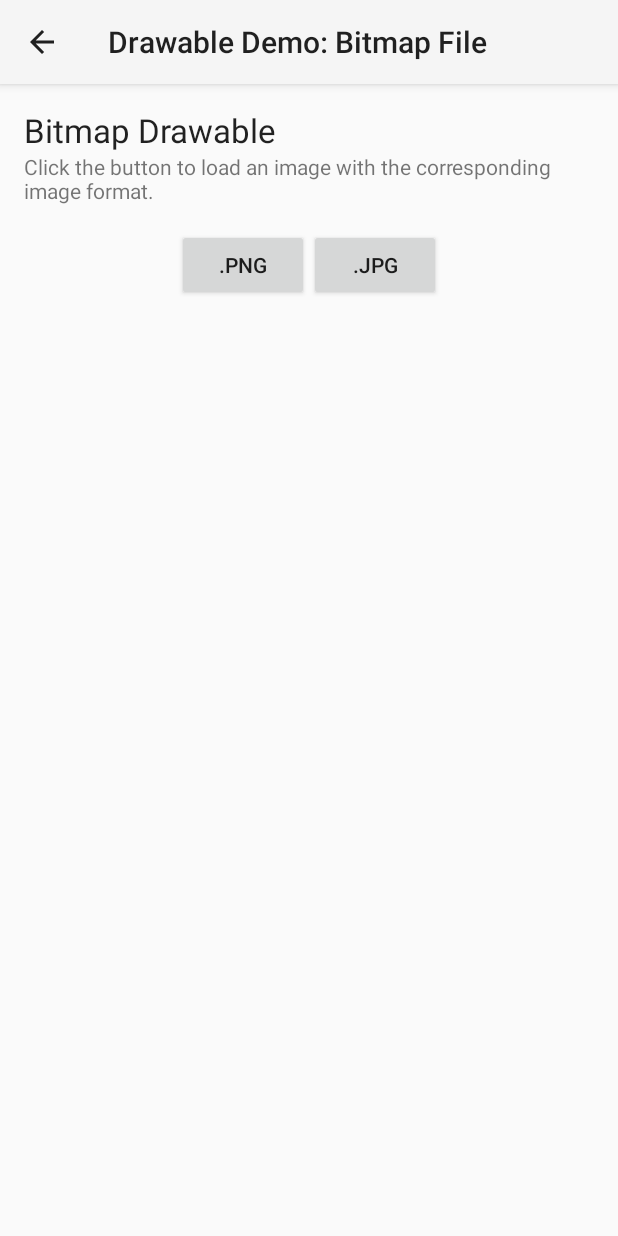
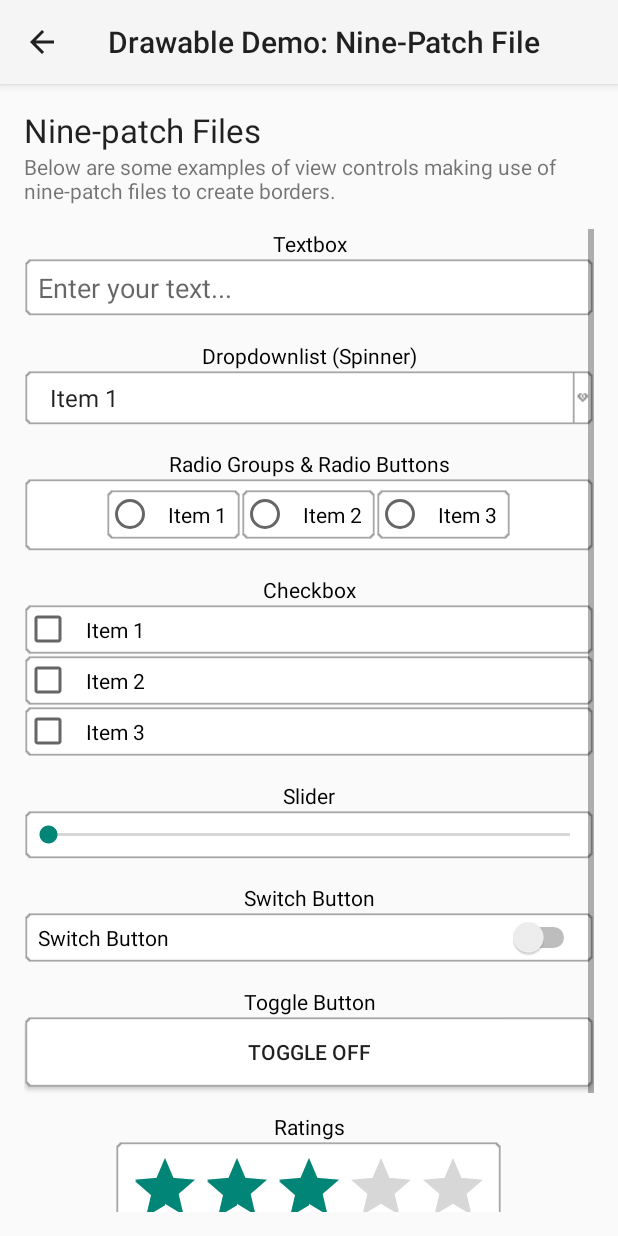
Before and after one commit to LVCDeveloper/DrawableObjects-Repository, an Android app: the NinepatchActivity screen opened directly, with no data from a screen before it, on a phone screen of 412 x 824 dp. Run offline under Robolectric (Android 15) with nearby library versions, the phone set to English and light mode, and no system bars.

Commit message:
Created Nine-patch Activity
The nine-patch activity demonstrate the use of nine-patch image file to
create customize borders or looks for the different type of input
controls.

```diff
--- a/DrawableObjects/app/src/main/java/com/luongvc/studying/drawableobjects/MainActivity.java
+++ b/DrawableObjects/app/src/main/java/com/luongvc/studying/drawableobjects/MainActivity.java
@@ -111,9 +111,20 @@ public class MainActivity
             @Override
             public void onClick( View v )
             {
-                Log.d( TAG , "Starting bitmap activity." );
-                Intent bitmapActivity = new Intent( getBaseContext() , BitmapActivity.class );
+                Log.i( TAG , "Starting bitmap activity." );
+                Intent bitmapActivity = new Intent( getBaseContext(), BitmapActivity.class );
                 startActivity( bitmapActivity );
+            }
+        } );
+
+        btnNinePatch.setOnClickListener( new View.OnClickListener()
+        {
+            @Override
+            public void onClick( View v )
+            {
+                Log.i( TAG , "Starting ninepatch activity." );
+                Intent ninepatchActivity = new Intent( getBaseContext() , NinepatchActivity.class );
+                startActivity( ninepatchActivity );
             }
         } );
 
@@ -122,7 +133,7 @@ public class MainActivity
             @Override
             public void onClick( View v )
             {
-                Log.d( TAG , "Starting shape activity." );
+                Log.i( TAG , "Starting shape activity." );
                 Intent shapeActivity = new Intent( getBaseContext() , ShapeActivity.class );
                 startActivity( shapeActivity );
             }
@@ -133,9 +144,8 @@ public class MainActivity
     //
     protected void crossoutText()
     {
-        Log.d( TAG , "crossoutText()" );
+        Log.d( TAG, "crossoutText()" );
 
-        btnNinePatch.setPaintFlags( btnNinePatch.getPaintFlags() | Paint.STRIKE_THRU_TEXT_FLAG );
         btnLayerList.setPaintFlags( btnLayerList.getPaintFlags() | Paint.STRIKE_THRU_TEXT_FLAG );
         btnStateList.setPaintFlags( btnStateList.getPaintFlags() | Paint.STRIKE_THRU_TEXT_FLAG );
         btnLevelList.setPaintFlags( btnLevelList.getPaintFlags() | Paint.STRIKE_THRU_TEXT_FLAG );
--- a/DrawableObjects/app/src/main/java/com/luongvc/studying/drawableobjects/BitmapActivity.java
+++ b/DrawableObjects/app/src/main/java/com/luongvc/studying/drawableobjects/NinepatchActivity.java
@@ -7,16 +7,15 @@ import android.os.Bundle;
 import android.util.Log;
 import android.view.MenuItem;
 
-// This bitmap activity will demonstrate the use of bitmap drawable to display images in both
-// png and jpg format.
+// This activity will demonstrate the user of ninepatch drawables.
 //
-public class BitmapActivity
+public class NinepatchActivity
     extends Activity
 {
     //////////////////////////////////////////////////
     // Constant Data Members
 
-    private static final String TAG = BitmapActivity.class.getSimpleName();
+    private final static String TAG = NinepatchActivity.class.getSimpleName();
 
     //////////////////////////////////////////////////
     // Override Methods
@@ -24,34 +23,34 @@ public class BitmapActivity
     @Override
     public void onCreate( Bundle savedInstanceState )
     {
-        Log.d( TAG, "onCreate()" );
+        Log.d( TAG , "onCreate()" );
+
         super.onCreate( savedInstanceState );
 
-        // Create and add Bitmap fragment
-        BitmapFragment fragment = new BitmapFragment();
+        // Setup the action bar so that the icon is clickable
+        ActionBar actionBar = getActionBar();
+        actionBar.setDisplayHomeAsUpEnabled( true );
+
+        // Create and setup Nine-patch fragment
+        NinepatchFragment fragment = new NinepatchFragment();
         getFragmentManager().beginTransaction()
                 .add( android.R.id.content ,
                         fragment , fragment.getClass().getSimpleName() )
                 .commit();
-
-        // Setup ActionBar so that the title icon is clickable
-        ActionBar actionBar = getActionBar();
-        actionBar.setDisplayHomeAsUpEnabled( true );
     }
 
     @Override
     public boolean onOptionsItemSelected( MenuItem item )
     {
-        Log.d( TAG , "onOptionsItemSelected" );
+        Log.d( TAG , "onOptionsItemSelected()" );
 
-        switch( item.getItemId() )
+        switch ( item.getItemId() )
         {
             case android.R.id.home:
-                Log.d( TAG , "Starting home activity" );
+                Log.i( TAG , "Starting home activity" );
                 Intent homeActivity = new Intent( this , MainActivity.class )
                         .setFlags( Intent.FLAG_ACTIVITY_CLEAR_TOP );
                 startActivity( homeActivity );
-                break;
         }
 
         return super.onOptionsItemSelected( item );
--- /dev/null
+++ b/DrawableObjects/app/src/main/java/com/luongvc/studying/drawableobjects/NinepatchFragment.java
@@ -0,0 +1,33 @@
+package com.luongvc.studying.drawableobjects;
+
+import android.app.Fragment;
+import android.os.Bundle;
+import android.util.Log;
+import android.view.LayoutInflater;
+import android.view.View;
+import android.view.ViewGroup;
+
+// This fragment will display a variety of view controls using a ninepatch image as a border.
+//
+public class NinepatchFragment
+    extends Fragment
+{
+    //////////////////////////////////////////////////
+    // Constant Data Members
+
+    private static final String TAG = NinepatchFragment.class.getSimpleName();
+
+    //////////////////////////////////////////////////
+    // Override Methods
+
+    @Override
+    public View onCreateView( LayoutInflater inflater , ViewGroup container ,
+                              Bundle savedInstanceState )
+    {
+        Log.d( TAG , "onCreateView()" );
+
+        View view = inflater.inflate( R.layout.fragment_ninepatch , null , false );
+
+        return view;
+    }
+}
--- a/DrawableObjects/app/src/main/java/com/luongvc/studying/drawableobjects/ShapeActivity.java
+++ b/DrawableObjects/app/src/main/java/com/luongvc/studying/drawableobjects/ShapeActivity.java
@@ -12,7 +12,7 @@ import android.view.MenuItem;
 //
 public class ShapeActivity
     extends Activity
-    implements ShapeVarietyFragment.ShapeVarietyFragmentListener ,
+    implements ShapeFragment.ShapeFragmentListener ,
         ShapeVariationFragment.ShapeVariationFragmentListener
 {
     //////////////////////////////////////////////////
@@ -30,7 +30,7 @@ public class ShapeActivity
         super.onCreate( savedInstanceState);
 
         // Setup Fragment
-        ShapeVarietyFragment fragment = new ShapeVarietyFragment();
+        ShapeFragment fragment = new ShapeFragment();
         getFragmentManager().beginTransaction()
                 .add( android.R.id.content ,
                         fragment , fragment.getClass().getSimpleName() )
@@ -49,7 +49,7 @@ public class ShapeActivity
         switch( item.getItemId() )
         {
             case android.R.id.home:
-                Log.d( TAG , "Starting home activity." );
+                Log.i( TAG , "Starting home activity." );
                 Intent homeActivity = new Intent( this , MainActivity.class )
                         .setFlags( Intent.FLAG_ACTIVITY_CLEAR_TOP );
                 startActivity( homeActivity );
@@ -69,20 +69,20 @@ public class ShapeActivity
         Fragment fragment = null;
         switch( shape )
         {
-            case ShapeVarietyFragment.RECTANGLE:
+            case ShapeFragment.RECTANGLE:
                 fragment = new ShapeRectangleFragment();
                 break;
-            case ShapeVarietyFragment.OVAL:
+            case ShapeFragment.OVAL:
                 fragment = new ShapeOvalFragment();
                 break;
-            case ShapeVarietyFragment.LINE:
+            case ShapeFragment.LINE:
                 fragment = new ShapeLineFragment();
                 break;
-            case ShapeVarietyFragment.RING:
+            case ShapeFragment.RING:
                 fragment = new ShapeRingFragment();
                 break;
             default:
-                fragment = new ShapeVarietyFragment();
+                fragment = new ShapeFragment();
                 break;
         }
 
--- /dev/null
+++ b/DrawableObjects/app/src/main/java/com/luongvc/studying/drawableobjects/ShapeFragment.java
@@ -0,0 +1,130 @@
+package com.luongvc.studying.drawableobjects;
+
+import android.app.Activity;
+import android.app.Fragment;
+import android.os.Bundle;
+import android.util.Log;
+import android.view.LayoutInflater;
+import android.view.View;
+import android.view.ViewGroup;
+import android.widget.ImageView;
+
+// This fragment will display a list of shape drawables.
+//
+public class ShapeFragment
+    extends Fragment
+{
+    //////////////////////////////////////////////////
+    // Constant Data Members
+
+    private static final String TAG = ShapeFragment.class.getSimpleName();
+
+    public static final int RECTANGLE   = 0;
+    public static final int OVAL        = 1;
+    public static final int LINE        = 2;
+    public static final int RING        = 3;
+
+    //////////////////////////////////////////////////
+    // View Controls
+
+    private ImageView mImgRectangle;
+    private ImageView mImgOval;
+    private ImageView mImgLine;
+    private ImageView mImgRing;
+
+    //////////////////////////////////////////////////
+    // Data Members
+
+    private ShapeFragmentListener mCallback;
+
+    //////////////////////////////////////////////////
+    // Override Methods
+
+    @Override
+    public View onCreateView( LayoutInflater inflater , ViewGroup container ,
+                              Bundle savedInstanceState )
+    {
+        Log.d( TAG , "onCreateView()" );
+
+        View view = inflater.inflate( R.layout.fragment_shape , null , false );
+
+        initViewControls( view );
+        regViewListeners( view );
+
+        return view;
+    }
+
+    //////////////////////////////////////////////////
+    // Protected Methods
+
+    // This method will initialize all the view controls.
+    //
+    protected void initViewControls( View view )
+    {
+        mImgRectangle   = (ImageView)view.findViewById( R.id.shape_rectangle );
+        mImgOval        = (ImageView)view.findViewById( R.id.shape_oval );
+        mImgLine        = (ImageView)view.findViewById( R.id.shape_line );
+        mImgRing        = (ImageView)view.findViewById( R.id.shape_ring );
+    }
+
+    // This method will register the corresponding listener for each view controls.
+    //
+    protected void regViewListeners( View view )
+    {
+        mImgRectangle.setOnClickListener( new View.OnClickListener()
+        {
+            @Override
+            public void onClick( View v )
+            {
+                mCallback.onDisplayShapeVariation( RECTANGLE );
+            }
+        } );
+
+        mImgOval.setOnClickListener( new View.OnClickListener()
+        {
+            @Override
+            public void onClick( View v )
+            {
+                mCallback.onDisplayShapeVariation( OVAL );
+            }
+        } );
+
+        mImgLine.setOnClickListener( new View.OnClickListener()
+        {
+            @Override
+            public void onClick( View v )
+            {
+                mCallback.onDisplayShapeVariation( LINE );
+            }
+        } );
+
+        mImgRing.setOnClickListener( new View.OnClickListener()
+        {
+            @Override
+            public void onClick( View v )
+            {
+                mCallback.onDisplayShapeVariation( RING );
+            }
+        } );
+    }
+
+    //////////////////////////////////////////////////
+    // Public Methods
+
+    public void onAttach( Activity activity )
+    {
+        Log.d( TAG , "onAttach()" );
+
+        super.onAttach( activity );
+
+        mCallback = (ShapeFragmentListener)activity;
+    }
+
+    //////////////////////////////////////////////////
+    // Interfaces
+
+    public interface ShapeFragmentListener
+    {
+        public void onDisplayShapeVariation( int shape );
+    }
+}
--- /dev/null
+++ b/DrawableObjects/app/src/main/res/drawable/ninepatch_border_box.xml
@@ -0,0 +1,7 @@
+<?xml version="1.0" encoding="utf-8"?>
+<nine-patch
+    xmlns:android="http://schemas.android.com/apk/res/android"
+    android:src="@drawable/ninepatch_box_png"
+    android:dither="true">
+
+</nine-patch>
--- /dev/null
+++ b/DrawableObjects/app/src/main/res/drawable/ninepatch_border_ddl.xml
@@ -0,0 +1,7 @@
+<?xml version="1.0" encoding="utf-8"?>
+<nine-patch
+    xmlns:android="http://schemas.android.com/apk/res/android"
+    android:src="@drawable/ninepatch_ddl_png"
+    android:dither="true">
+
+</nine-patch>
--- /dev/null
+++ b/DrawableObjects/app/src/main/res/layout/fragment_ninepatch.xml
@@ -0,0 +1,236 @@
+<?xml version="1.0" encoding="utf-8"?>
+<LinearLayout
+    xmlns:android="http://schemas.android.com/apk/res/android"
+    android:orientation="vertical"
+    android:layout_width="match_parent"
+    android:layout_height="match_parent"
+    android:paddingLeft="@dimen/activity_horizontal_margin"
+    android:paddingRight="@dimen/activity_horizontal_margin"
+    android:paddingTop="@dimen/activity_vertical_margin"
+    android:paddingBottom="@dimen/activity_vertical_margin" >
+
+    <TextView
+        android:layout_width="match_parent"
+        android:layout_height="wrap_content"
+        android:textAppearance="?android:textAppearanceLarge"
+        android:id="@+id/ninepatch_txt_header"
+        android:text="@string/ninepatch_txt_header"/>
+
+    <TextView
+        android:layout_width="match_parent"
+        android:layout_height="wrap_content"
+        android:paddingBottom="@dimen/separator_margin"
+        android:textAppearance="?android:textAppearanceSmall"
+        android:id="@+id/ninepatch_txt_description"
+        android:text="@string/ninepatch_txt_description"/>
+
+
+
+    <ScrollView
+        android:layout_width="match_parent"
+        android:layout_height="wrap_content">
+        <LinearLayout
+            android:layout_width="match_parent"
+            android:layout_height="wrap_content"
+            android:orientation="vertical">
+
+            <TextView
+                android:layout_width="match_parent"
+                android:layout_height="wrap_content"
+                android:gravity="center_horizontal"
+                android:textColor="@color/black"
+                android:id="@+id/ninepatch_txt_textbox"
+                android:text="@string/ninepatch_txt_textbox"/>
+
+            <EditText
+                android:layout_width="match_parent"
+                android:layout_height="wrap_content"
+                android:background="@drawable/ninepatch_border_box"
+                android:id="@+id/ninepatch_tb_textbox"
+                android:hint="@string/ninepatch_tb_textbox_hint"/>
+
+
+
+            <TextView
+                android:layout_width="match_parent"
+                android:layout_height="wrap_content"
+                android:paddingTop="@dimen/separator_margin"
+                android:gravity="center_horizontal"
+                android:textColor="@color/black"
+                android:id="@+id/ninepatch_txt_dropdownlist"
+                android:text="@string/ninepatch_txt_dropdownlist"/>
+
+            <Spinner
+                android:layout_width="match_parent"
+                android:layout_height="wrap_content"
+                android:background="@drawable/ninepatch_border_ddl"
+                android:id="@+id/ninepatch_spn_dropdownlist"
+                android:entries="@array/ninepatch_spn_dropdownlist" />
+
+
+            <TextView
+                android:layout_width="match_parent"
+                android:layout_height="wrap_content"
+                android:paddingTop="@dimen/separator_margin"
+                android:gravity="center_horizontal"
+                android:textColor="@color/black"
+                android:id="@+id/ninepatch_txt_radio"
+                android:text="@string/ninepatch_txt_radio"/>
+
+            <RadioGroup
+                android:layout_width="match_parent"
+                android:layout_height="wrap_content"
+                android:gravity="center_horizontal"
+                android:background="@drawable/ninepatch_border_box"
+                android:orientation="horizontal">
+                <RadioButton
+                    android:layout_width="wrap_content"
+                    android:layout_height="wrap_content"
+                    android:background="@drawable/ninepatch_border_box"
+                    android:id="@+id/ninepatch_rb_1"
+                    android:text="@string/ninepatch_rb_radio_1"/>
+                <RadioButton
+                    android:layout_width="wrap_content"
+                    android:layout_height="wrap_content"
+                    android:background="@drawable/ninepatch_border_box"
+                    android:id="@+id/ninepatch_rb_2"
+                    android:text="@string/ninepatch_rb_radio_2"/>
+                <RadioButton
+                    android:layout_width="wrap_content"
+                    android:layout_height="wrap_content"
+                    android:background="@drawable/ninepatch_border_box"
+                    android:id="@+id/ninepatch_rb_3"
+                    android:text="@string/ninepatch_rb_radio_3"/>
+            </RadioGroup>
+
+
+
+            <TextView
+                android:layout_width="match_parent"
+                android:layout_height="wrap_content"
+                android:paddingTop="@dimen/separator_margin"
+                android:gravity="center_horizontal"
+                android:textColor="@color/black"
+                android:id="@+id/ninepatch_txt_checkbox"
+                android:text="@string/ninepatch_txt_checkbox"/>
+
+            <CheckBox
+                android:layout_width="match_parent"
+                android:layout_height="wrap_content"
+                android:background="@drawable/ninepatch_border_box"
+                android:id="@+id/ninepatch_cb_1"
+                android:text="@string/ninepatch_cb_checkbox_1"/>
+
+            <CheckBox
+                android:layout_width="match_parent"
+                android:layout_height="wrap_content"
+                android:background="@drawable/ninepatch_border_box"
+                android:id="@+id/ninepatch_cb_2"
+                android:text="@string/ninepatch_cb_checkbox_2"/>
+
+            <CheckBox
+                android:layout_width="match_parent"
+                android:layout_height="wrap_content"
+                android:background="@drawable/ninepatch_border_box"
+                android:id="@+id/ninepatch_cb_3"
+                android:text="@string/ninepatch_cb_checkbox_3"/>
+
+
+
+            <TextView
+                android:layout_width="match_parent"
+                android:layout_height="wrap_content"
+                android:paddingTop="@dimen/separator_margin"
+                android:gravity="center_horizontal"
+                android:textColor="@color/black"
+                android:id="@+id/ninepatch_txt_slider"
+                android:text="@string/ninepatch_txt_slider"/>
+
+            <SeekBar
+                android:layout_width="match_parent"
+                android:layout_height="wrap_content"
+                android:background="@drawable/ninepatch_border_box"
+                android:id="@+id/ninepatch_skb_slider" />
+
+
+
+            <TextView
+                android:layout_width="match_parent"
+                android:layout_height="wrap_content"
+                android:paddingTop="@dimen/separator_margin"
+                android:gravity="center_horizontal"
+                android:textColor="@color/black"
+                android:id="@+id/ninepatch_txt_switch"
+                android:text="@string/ninepatch_txt_switch"/>
+
+            <Switch
+                android:layout_width="match_parent"
+                android:layout_height="wrap_content"
+                android:background="@drawable/ninepatch_border_box"
+                android:id="@+id/ninepatch_swb_switch"
+                android:text="@string/ninepatch_txt_switch"/>
+
+
+
+            <TextView
+                android:layout_width="match_parent"
+                android:layout_height="wrap_content"
+                android:paddingTop="@dimen/separator_margin"
+                android:gravity="center_horizontal"
+                android:textColor="@color/black"
+                android:id="@+id/ninepatch_txt_toggle"
+                android:text="@string/ninepatch_txt_toggle"/>
+
+            <ToggleButton
+                android:layout_width="match_parent"
+                android:layout_height="wrap_content"
+                android:background="@drawable/ninepatch_border_box"
+                android:id="@+id/ninepatch_tgb_toggle"
+
+                android:textOn="@string/ninepatch_tgb_on"
+                android:textOff="@string/ninepatch_tgb_off"/>
+
+
+
+            <TextView
+                android:layout_width="match_parent"
+                android:layout_height="wrap_content"
+                android:paddingTop="@dimen/separator_margin"
+                android:gravity="center_horizontal"
+                android:textColor="@color/black"
+                android:id="@+id/ninepatch_txt_ratings"
+                android:text="@string/ninepatch_txt_ratings"/>
+
+            <RatingBar
+                android:layout_width="@dimen/ninepatch_rtg_size"
+                android:layout_height="wrap_content"
+                android:layout_gravity="center_horizontal"
+                android:background="@drawable/ninepatch_border_box"
+                android:id="@+id/ninepatch_rtg_ratings"
+                android:numStars="@integer/ninepatch_rtg_stars"
+                android:stepSize="@integer/ninepatch_rtg_steps"
+                android:rating="@integer/ninepatch_rtg_ratings"/>
+
+
+
+            <TextView
+                android:layout_width="match_parent"
+                android:layout_height="wrap_content"
+                android:paddingTop="@dimen/separator_margin"
+                android:gravity="center_horizontal"
+                android:textColor="@color/black"
+                android:id="@+id/ninepatch_txt_progressbar"
+                android:text="@string/ninepatch_txt_progressbar"/>
+
+            <ProgressBar
+                android:layout_width="match_parent"
+                android:layout_height="wrap_content"
+                style="?android:attr/progressBarStyleHorizontal"
+                android:background="@drawable/ninepatch_border_box"
+                android:id="@+id/ninepatch_pb_progress"
+                android:progress="@integer/ninepatch_pb_progress"
+                android:max="@integer/ninepatch_pb_max"/>
+
+        </LinearLayout>
+    </ScrollView>
+</LinearLayout>
--- a/DrawableObjects/app/src/main/res/values/dimens.xml
+++ b/DrawableObjects/app/src/main/res/values/dimens.xml
@@ -21,4 +21,8 @@
     <dimen name="shape_line_thickness">4dp</dimen>
     <dimen name="shape_ring_radius">30dp</dimen>
     <dimen name="shape_ring_thickness">10dp</dimen>
+
+    <!-- Ninepatch view controls dimensions -->
+    <dimen name="ninepatch_rtg_size">258dp</dimen>
+
 </resources>
--- /dev/null
+++ b/DrawableObjects/app/src/main/res/values/floats_ninepatch.xml
@@ -0,0 +1,8 @@
+<?xml version="1.0" encoding="utf-8"?>
+<resources>
+
+    <!-- View Controls Value -->
+    <item name="ninepatch_rtg_steps" type="integer" format="float">0.5</item>
+    <item name="ninepatch_rtg_ratings" type="integer" format="float">3.0</item>
+
+</resources>
--- /dev/null
+++ b/DrawableObjects/app/src/main/res/values/integers_ninepatch.xml
@@ -0,0 +1,9 @@
+<?xml version="1.0" encoding="utf-8"?>
+<resources>
+
+    <!-- View Controls Value -->
+    <integer name="ninepatch_rtg_stars">5</integer>
+    <integer name="ninepatch_pb_max">100</integer>
+    <integer name="ninepatch_pb_progress">50</integer>
+
+</resources>
--- /dev/null
+++ b/DrawableObjects/app/src/main/res/values/integers_shape.xml
@@ -0,0 +1,11 @@
+<?xml version="1.0" encoding="utf-8"?>
+<resources>
+
+    <!-- Card Flip Animation Values -->
+    <integer name="card_flip_time_full">500</integer>
+    <integer name="card_flip_time_half">250</integer>
+
+    <!-- Shape Variation Value -->
+    <integer name="shape_gradient_angle">45</integer>
+
+</resources>
--- a/DrawableObjects/app/src/main/res/values/strings_bitmap.xml
+++ b/DrawableObjects/app/src/main/res/values/strings_bitmap.xml
@@ -2,7 +2,7 @@
 <resources>
 
     <!-- Bitmap Activity -->
-    <string name="bitmap_txt_header">Bitmap Drawable</string>
+    <string name="bitmap_txt_header">Bitmap Files</string>
     <string name="bitmap_txt_description">Click the button to load an image with the corresponding image format.</string>
     <string name="bitmap_btn_png">.png</string>
     <string name="bitmap_btn_jpg">.jpg</string>
--- /dev/null
+++ b/DrawableObjects/app/src/main/res/values/strings_ninepatch.xml
@@ -0,0 +1,39 @@
+<?xml version="1.0" encoding="utf-8"?>
+<resources>
+
+    <string name="ninepatch_txt_header">Nine-patch Files</string>
+    <string name="ninepatch_txt_description">Below are some examples of view controls making use of nine-patch files to create borders.</string>
+
+    <string name="ninepatch_txt_textbox">Textbox</string>
+    <string name="ninepatch_tb_textbox_hint">Enter your text...</string>
+
+    <string name="ninepatch_txt_dropdownlist">Dropdownlist (Spinner)</string>
+    <string-array name="ninepatch_spn_dropdownlist">
+        <item>Item 1</item>
+        <item>Item 2</item>
+        <item>Item 3</item>
+    </string-array>
+
+    <string name="ninepatch_txt_radio">Radio Groups &amp; Radio Buttons</string>
+    <string name="ninepatch_rb_radio_1">Item 1</string>
+    <string name="ninepatch_rb_radio_2">Item 2</string>
+    <string name="ninepatch_rb_radio_3">Item 3</string>
+
+    <string name="ninepatch_txt_checkbox">Checkbox</string>
+    <string name="ninepatch_cb_checkbox_1">Item 1</string>
+    <string name="ninepatch_cb_checkbox_2">Item 2</string>
+    <string name="ninepatch_cb_checkbox_3">Item 3</string>
+
+    <string name="ninepatch_txt_switch">Switch Button</string>
+
+    <string name="ninepatch_txt_toggle">Toggle Button</string>
+    <string name="ninepatch_tgb_on">Toggle On</string>
+    <string name="ninepatch_tgb_off">Toggle Off</string>
+
+    <string name="ninepatch_txt_ratings">Ratings</string>
+
+    <string name="ninepatch_txt_slider">Slider</string>
+
+    <string name="ninepatch_txt_progressbar">Progress Bar</string>
+
+</resources>
```
Also changed, not shown: DrawableObjects/app/src/main/AndroidManifest.xml (+8 -0 lines), DrawableObjects/app/src/main/res/drawable/ninepatch_box_png.9.png (added), DrawableObjects/app/src/main/res/drawable/ninepatch_ddl_png.9.png (added), 1 other file.
